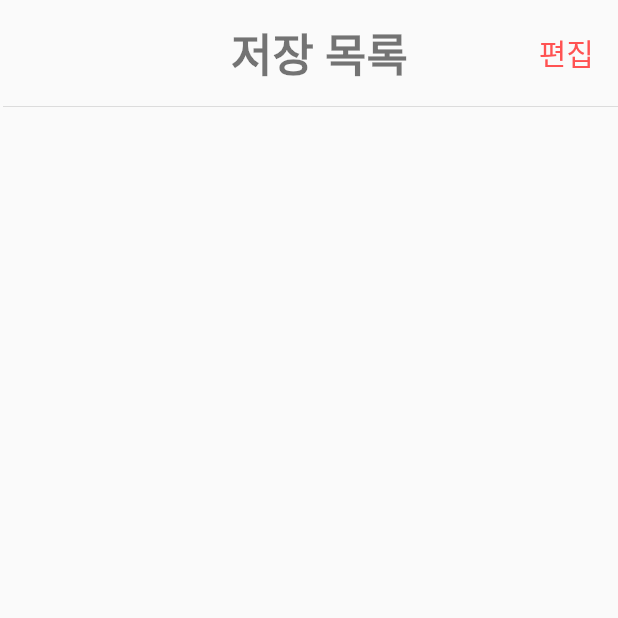
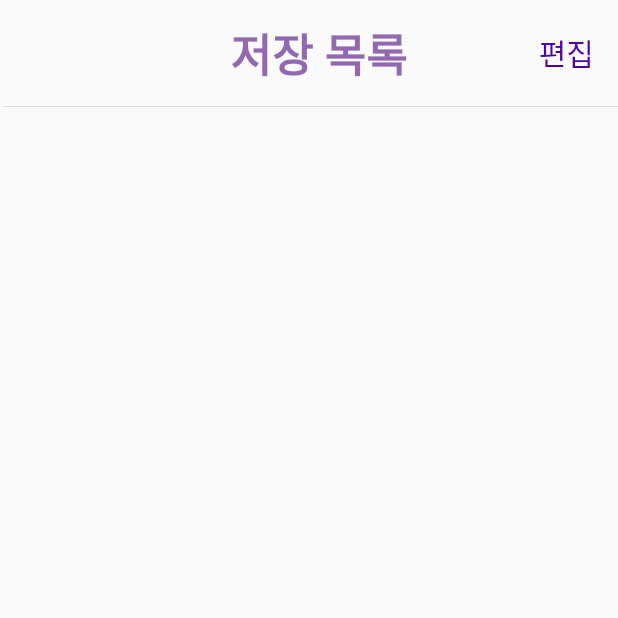
Before and after one commit to KwonYeseong/moAppProject, a Flutter app: the FavoriteList screen opened directly, on a phone screen of 412 x 824 dp, the top half of it. Run offline on Flutter 3.47's test engine with Material 2 defaults, Android fonts, the phone set to English and light mode, and no system bars; our stand-ins replace cloud_firestore, firebase_auth, firebase_core, firebase_storage, google_sign_in, image_picker; missing offline and left inert: flutter_cupertino_date_picker; accounts and stored records are empty; network calls fail; statements that could not run were skipped.

Commit message:
색깔통일

```diff
--- a/lib/color.dart
+++ b/lib/color.dart
@@ -12,6 +12,9 @@ Color purple2 = Color.fromRGBO(233, 210, 244, 1.0);
 Color purple4 = Color.fromRGBO(157, 120, 185, 1.0);
 Color purple3_1 = Color.fromRGBO(157, 120, 185, 0.2);
 Color purple5 = Color.fromRGBO(102, 44, 145, 1.0);
+Color purple5_1 = Color.fromRGBO(102, 44, 145, 0.7);
+
+
 
 Color accpurple = Color.fromRGBO(86, 3, 173, 1.0);
 Color accpurple1 = Color.fromRGBO(79, 3, 158, 1.0);
--- a/lib/favorite.dart
+++ b/lib/favorite.dart
@@ -6,6 +6,7 @@ import 'userInfo.dart';
 import 'package:collection/collection.dart';
 
 import 'favoriteItem.dart';
+import 'color.dart';
 bool editButtonFlag = false;
 bool selected = false;
 int houseIndex;
@@ -166,7 +167,7 @@ class FavoriteListState extends State<FavoriteList> {
                           "저장 목록",
                           style: new TextStyle(
                               fontSize: 30.0,
-                              color: Colors.black54,
+                              color: purple5_1,
                               fontWeight: FontWeight.bold),
                         ),
                       ),
@@ -180,7 +181,7 @@ class FavoriteListState extends State<FavoriteList> {
                                 child: new Text(editText(),
                                     style: new TextStyle(
                                       fontSize: 20.0,
-                                      color: themecolor,
+                                      color: accpurple1,
                                       //fontWeight: FontWeight),)
                                     ))),
                           )
--- a/lib/favoriteItem.dart
+++ b/lib/favoriteItem.dart
@@ -3,6 +3,7 @@ import 'package:cloud_firestore/cloud_firestore.dart';
 import 'favorite.dart';
 import 'Detail.dart';
 import 'DB.dart';
+import 'color.dart';
 
 Color themecolor = Colors.redAccent;
 
@@ -138,14 +139,14 @@ class FavoriteItemState extends State<FavoriteItem>   with TickerProviderStateMi
                               RoomText(widget.roomtype),
                               style: new TextStyle(
                                   fontSize: 18.0,
-                                  color: themecolor,
+                                  color: accpurple1,
                                   fontWeight: FontWeight.w600),
                             ),
                             SizedBox(width: 10.0),
                             new Text(widget.dong,
                                 style: new TextStyle(
                                     fontSize: 18.0,
-                                    color: themecolor,
+                                    color: accpurple1,
                                     fontWeight: FontWeight.w600))
                           ],
                         ),
--- a/lib/hosting.dart
+++ b/lib/hosting.dart
@@ -210,7 +210,7 @@ class HostingPageState extends State<HostingPage> {
                                 "호스팅 목록",
                                 style: new TextStyle(
                                     fontSize: 30.0,
-                                    color: Colors.black54,
+                                    color: purple5_1,
                                     fontWeight: FontWeight.bold),
                               ),
                             ),
```
